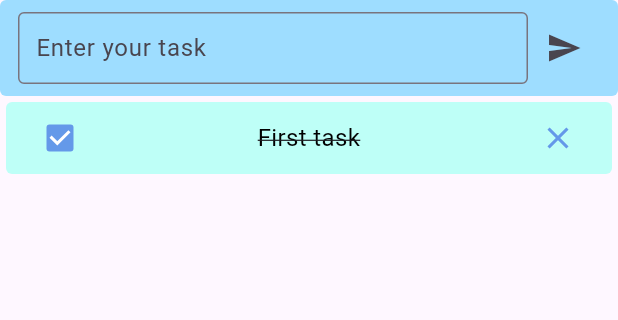
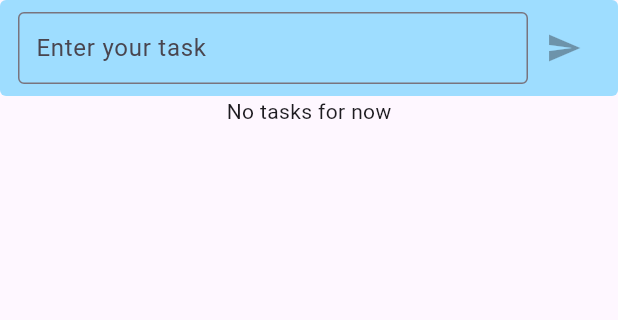
Before and after one commit to Malhesidek/ToDo-Draft, a Flutter app: the screen it shows after launch, on a phone screen of 412 x 824 dp, the part 84-404 px from its top. Run offline on Flutter 3.47's test engine with Material 3 defaults, Android fonts, the phone set to English and light mode, and no system bars; our stand-ins replace bloc, equatable, flutter_bloc.

Commit message:
app can add new tasks and checks if inputted value is not empty

```diff
--- a/lib/main.dart
+++ b/lib/main.dart
@@ -1,6 +1,8 @@
 // ignore_for_file: prefer_const_constructors
 
 import 'package:flutter/material.dart';
+import 'package:flutter_bloc/flutter_bloc.dart';
+import 'package:todo_draft/business_logic/task_list_bloc/bloc/task_list_bloc.dart';
 import 'package:todo_draft/constants.dart';
 import 'package:todo_draft/data/models/task.dart';
 import 'package:todo_draft/presentation/widgets/task_field_widget.dart';
@@ -38,18 +40,27 @@ class MainPage extends StatefulWidget {
 class _MainPageState extends State<MainPage> {
   @override
   Widget build(BuildContext context) {
-    return Scaffold(
+    final taskListBloc = TaskListBloc();
+    return BlocProvider(
+      create: (context) => taskListBloc,
+      child: Scaffold(
         appBar: AppBar(
           title: kTitleApp,
           centerTitle: true,
           backgroundColor: kColorBlue1,
         ),
         body: Container(
-        child: Column(
+          child: BlocBuilder<TaskListBloc, TaskListState>(
+            builder: (context, state) {
+              return Column(
                       children: [
                         TaskFieldWidget(),
-            TaskWidget(task: Task(name: "First task", isActive: true),),
+                        if (state is TaskListEmptyState) Text("No tasks for now")
+                        else if (state is TaskListChangedState) for (var task in state.taskList) TaskWidget(task: task)
                       ],
+                    );
+            },
+          ),
         ),
       ),
     );
```
Also changed, not shown: lib/presentation/widgets/task_field_widget.dart (+14 -3 lines). Lines whose indentation alone changed are shown as unchanged.
